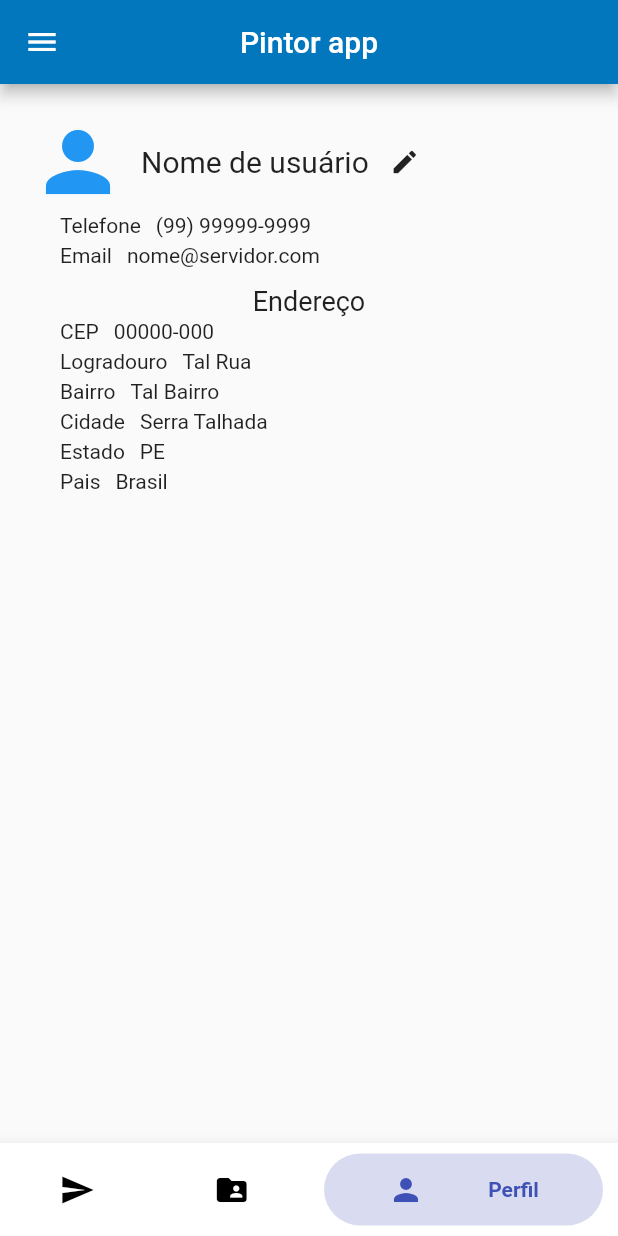
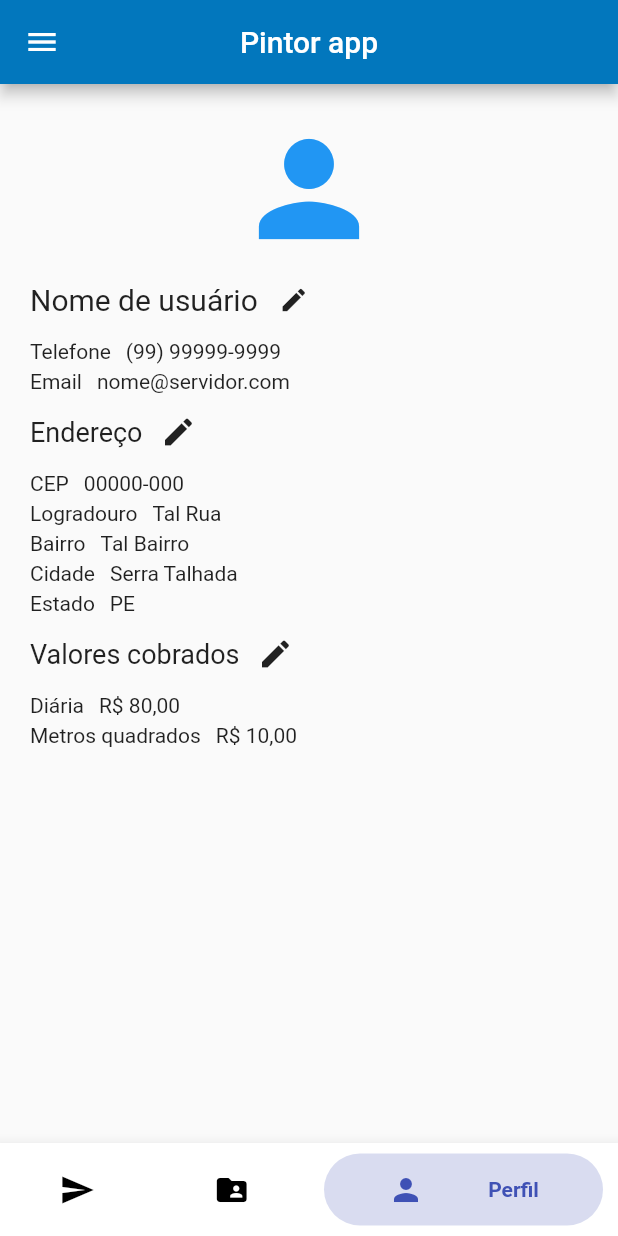
Before and after one commit to wanderson100v/solicitar-pintura, a Flutter app: the PainterDashboardWidget screen opened directly, item 3 of the bottom bar chosen, on a phone screen of 412 x 824 dp. Run offline on Flutter 3.47's test engine with Material 2 defaults, Android fonts, the phone set to English and light mode, and no system bars; drawn by our look-alikes of bubble_bottom_bar; missing offline and left inert: animated_splash, multi_media_picker; Roboto replaces fonts that are missing (Hind, Montserrat).

Commit message:
Edição de configurações de valores do pintor

```diff
--- /dev/null
+++ b/app/lib/src/default-widgets/label-description-widget.dart
@@ -0,0 +1,22 @@
+import 'package:flutter/material.dart';
+
+class LabelDescriptionWidget extends StatelessWidget {
+
+  final String label;
+  final String description;
+
+  const LabelDescriptionWidget(this.label, this.description);
+
+  @override
+  Widget build(BuildContext context) {
+    return  Padding(
+      padding: EdgeInsets.symmetric(vertical: 2),
+      child :Row(
+        children: <Widget>[
+          Text(label),
+          Padding(padding: EdgeInsets.only(left: 10), child: Text(description))
+        ],
+     )
+    );
+  }
+}
--- a/app/lib/src/painter/dashboard/dashboeard-widget.dart
+++ b/app/lib/src/painter/dashboard/dashboeard-widget.dart
@@ -1,4 +1,5 @@
 import 'package:app/src/login/login-widget.dart';
+import 'package:app/src/painter/values/values-widget.dart';
 import 'package:app/src/painter/portfolio/portfolio-widget.dart';
 import 'package:app/src/profile/profile-widget.dart';
 import "package:flutter/material.dart";
@@ -19,7 +20,10 @@ class _PainterDashboardWidgetState extends State<PainterDashboardWidget> {
       style: optionStyle,
     ),
     PortfolioWidget(),
-    ProfileWidget()
+    Column(children: <Widget>[
+      ProfileWidget(),
+      ValuesWidget(),
+    ],)
   ];
 
   @override
--- /dev/null
+++ b/app/lib/src/painter/values/values-widget.dart
@@ -0,0 +1,30 @@
+import 'package:app/src/default-widgets/label-description-widget.dart';
+import 'package:app/src/painter/values/edit/edit-values-widget.dart';
+import 'package:flutter/material.dart';
+
+class ValuesWidget extends StatelessWidget {
+  @override
+  Widget build(BuildContext context) {
+    return Column(
+      children: <Widget>[
+        Padding(
+          padding: EdgeInsets.only(top: 0),
+          child: Center(child: Row(
+            children: <Widget>[
+              Text("Valores cobrados", style: TextStyle(fontSize: 18),
+              ),
+              IconButton(
+                icon: Icon(Icons.edit),
+                onPressed: () {
+                  Navigator.of(context).push(MaterialPageRoute(
+                      builder: (context) => EditValuesWidget()));
+                },
+              )
+          ]),)
+        ),
+        LabelDescriptionWidget("Diária", "R\$ 80,00"),
+        LabelDescriptionWidget("Metros quadrados", "R\$ 10,00"),
+      ],
+    );
+  }
+}
--- a/app/lib/src/profile/profile-widget.dart
+++ b/app/lib/src/profile/profile-widget.dart
@@ -1,3 +1,5 @@
+import 'package:app/src/default-widgets/label-description-widget.dart';
+import 'package:app/src/profile/edit/address/edit-address-widget.dart';
 import 'package:app/src/profile/edit/profile/edit-profile-widget.dart';
 import 'package:flutter/material.dart';
 
@@ -8,36 +10,40 @@ class ProfileWidget extends StatelessWidget {
   Widget build(BuildContext context) {
     return Container(
         child: Column(children: <Widget>[
-      _buildNameWidget(context,"Nome de usuário"),
-      Container(
-        padding: EdgeInsets.symmetric(horizontal: 20),
-        child: Column(
-          children: <Widget>[
-            _buildDefaultRow("Telefone", "(99) 99999-9999"),
-            _buildDefaultRow("Email", "nome@servidor.com"),
-            Padding(
-              padding: EdgeInsets.only(top: 10),
-              child: Center(child: Text("Endereço", style: TextStyle(fontSize: 18)))
-            ),
-            _buildDefaultRow("CEP", "00000-000"),
-            _buildDefaultRow("Logradouro", "Tal Rua"),
-            _buildDefaultRow("Bairro", "Tal Bairro"),
-            _buildDefaultRow("Cidade", "Serra Talhada"),
-            _buildDefaultRow("Estado", "PE"),
-            _buildDefaultRow("Pais", "Brasil"),
-          ],
-        ) ,
+          Icon(Icons.person, size: 100, color: Colors.blue),
+          _buildNameWidget(context,"Nome de usuário"),
+          LabelDescriptionWidget("Telefone", "(99) 99999-9999"),
+          LabelDescriptionWidget("Email", "nome@servidor.com"),
+          Padding(
+            padding: EdgeInsets.only(top: 0),
+            child:Row(
+              children: <Widget>[
+                Text(
+                  "Endereço", style: TextStyle(fontSize: 18),
+                ),
+                IconButton(
+                  icon: Icon(Icons.edit),
+                  onPressed: () {
+                    Navigator.of(context).push(MaterialPageRoute(
+                        builder: (context) => EditAddressWidget()));
+                  },
+                )
+            ]),
+        ),
+          LabelDescriptionWidget("CEP", "00000-000"),
+          LabelDescriptionWidget("Logradouro", "Tal Rua"),
+          LabelDescriptionWidget("Bairro", "Tal Bairro"),
+          LabelDescriptionWidget("Cidade", "Serra Talhada"),
+          LabelDescriptionWidget("Estado", "PE"),
+        ]
       )
-    ]));
+    );
   }
 
   Widget _buildNameWidget(context,String name) {
     Row row = Row(
         children: <Widget>[
-          Icon(Icons.person, size: 64, color: Colors.blue),
-          Padding(
-              padding: EdgeInsets.only(left: 10),
-              child: Text(name, style: TextStyle(fontSize: 20))),
+          Text(name, style: TextStyle(fontSize: 20)),
           IconButton(
             onPressed: ()=>
               Navigator.of(context).push(MaterialPageRoute(builder :(context) =>EditProfileWidget()))
@@ -48,16 +54,4 @@ class ProfileWidget extends StatelessWidget {
       );
     return row;
   }
-
-  Widget _buildDefaultRow(String label, String description) {
-    return  Padding(
-      padding: EdgeInsets.symmetric(vertical: 2),
-      child :Row(
-        children: <Widget>[
-          Text(label),
-          Padding(padding: EdgeInsets.only(left: 10), child: Text(description))
-        ],
-     )
-    );
-  }
 }
```
Also changed, not shown: app/lib/src/painter/values/edit/edit-values-widget.dart (added, +52 -0 lines).
